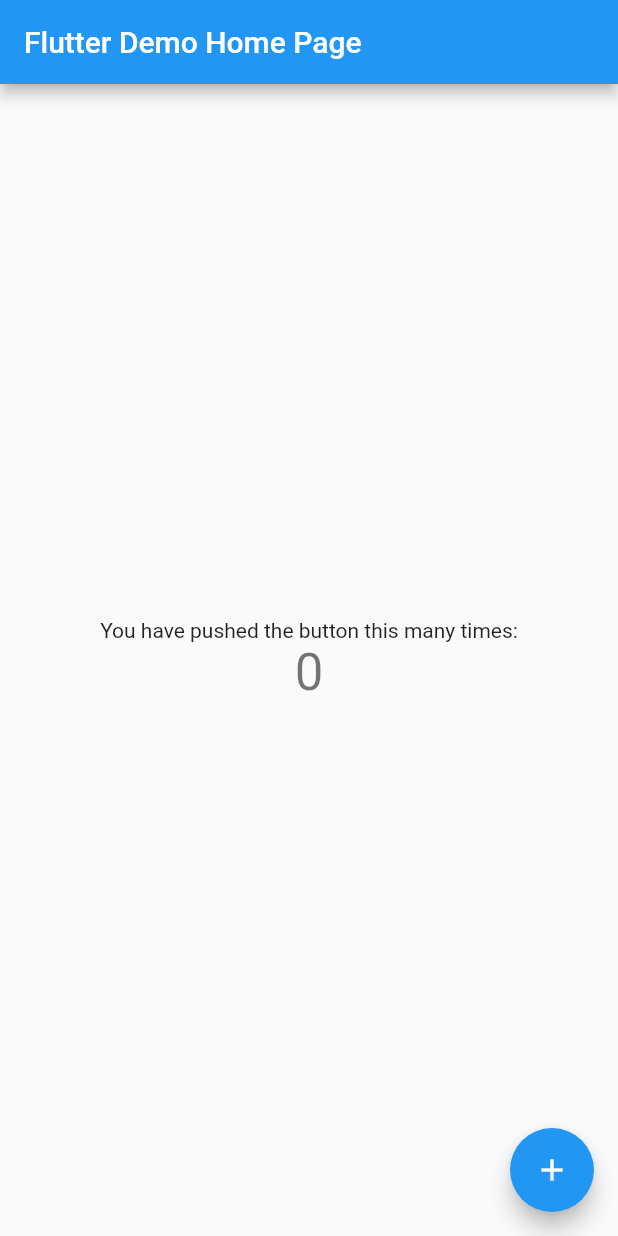
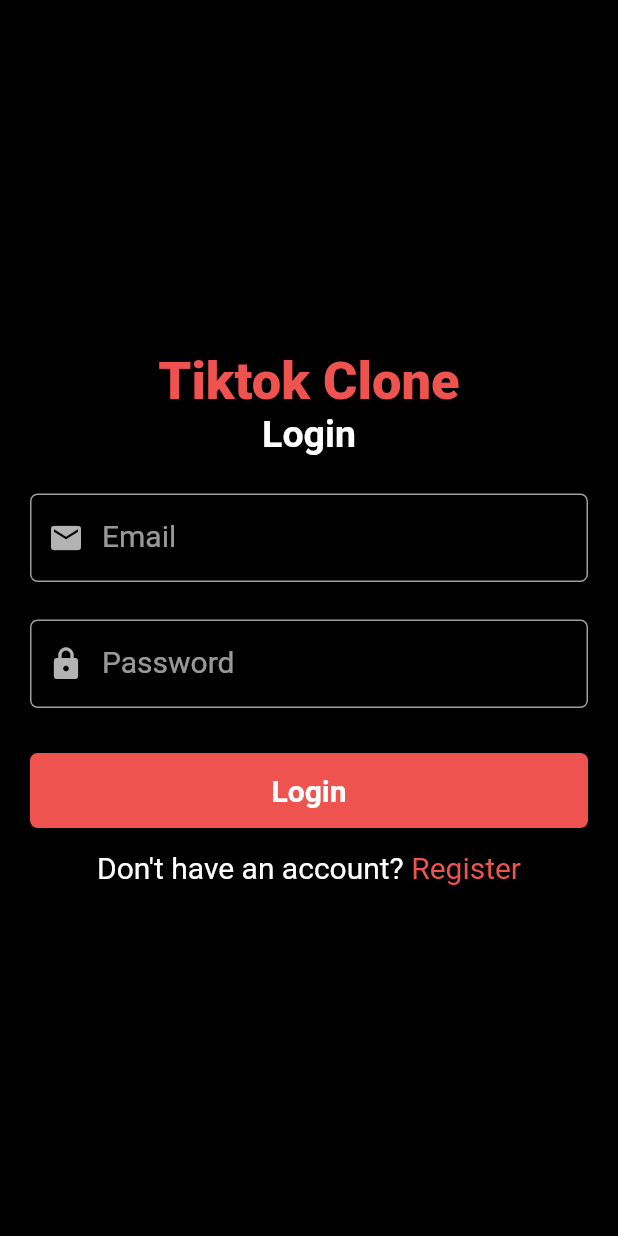
Before and after one commit to salman-rafii/tiktok_clone_flutter, a Flutter app: the screen it shows after launch, on a phone screen of 412 x 824 dp. Run offline on Flutter 3.47's test engine with Material 2 defaults, Android fonts, the phone set to English and light mode, and no system bars; our stand-ins replace cloud_firestore, firebase_auth, firebase_core, firebase_storage, get; accounts and stored records are empty.

Commit message:
login screen ui, register screen ui, firebase integration

```diff
--- /dev/null
+++ b/lib/controllers/auth_controller.dart
@@ -0,0 +1,23 @@
+import 'dart:io';
+
+import 'package:get/get.dart';
+import 'package:tiktok_clone_flutter/utils/constants.dart';
+
+class AuthController extends GetxController {
+  // register
+
+  Future<void> registerUser(
+      String username, String email, String password, File? image) async {
+    try {
+      if (username.isNotEmpty &&
+          email.isNotEmpty &&
+          password.isNotEmpty &&
+          image != null) {
+        await firebaseAuth.createUserWithEmailAndPassword(
+            email: email, password: password);
+      }
+    } catch (e) {
+      Get.snackbar("Error", e.toString());
+    }
+  }
+}
--- a/lib/main.dart
+++ b/lib/main.dart
@@ -1,6 +1,15 @@
+import 'package:firebase_core/firebase_core.dart';
 import 'package:flutter/material.dart';
+import 'package:get/get.dart';
+import 'package:tiktok_clone_flutter/controllers/auth_controller.dart';
+import 'package:tiktok_clone_flutter/utils/constants.dart';
+import 'package:tiktok_clone_flutter/views/screens/auth/login_screen.dart';
 
-void main() {
+void main() async {
+  WidgetsFlutterBinding.ensureInitialized();
+  await Firebase.initializeApp().then((value) {
+    Get.put(AuthController());
+  });
   runApp(const MyApp());
 }
 
@@ -10,106 +19,13 @@
   // This widget is the root of your application.
   @override
   Widget build(BuildContext context) {
-    return MaterialApp(
-      title: 'Flutter Demo',
-      theme: ThemeData(
-        // This is the theme of your application.
-        //
-        // Try running your application with "flutter run". You'll see the
-        // application has a blue toolbar. Then, without quitting the app, try
-        // changing the primarySwatch below to Colors.green and then invoke
-        // "hot reload" (press "r" in the console where you ran "flutter run",
-        // or simply save your changes to "hot reload" in a Flutter IDE).
-        // Notice that the counter didn't reset back to zero; the application
-        // is not restarted.
-        primarySwatch: Colors.blue,
+    return GetMaterialApp(
+      debugShowCheckedModeBanner: false,
+      title: 'Tiktok Clone',
+      theme: ThemeData.dark().copyWith(
+        scaffoldBackgroundColor: backgroundColor,
       ),
-      home: const MyHomePage(title: 'Flutter Demo Home Page'),
+      home: LoginScreen(),
     );
   }
 }
-
-class MyHomePage extends StatefulWidget {
-  const MyHomePage({super.key, required this.title});
-
-  // This widget is the home page of your application. It is stateful, meaning
-  // that it has a State object (defined below) that contains fields that affect
-  // how it looks.
-
-  // This class is the configuration for the state. It holds the values (in this
-  // case the title) provided by the parent (in this case the App widget) and
-  // used by the build method of the State. Fields in a Widget subclass are
-  // always marked "final".
-
-  final String title;
-
-  @override
-  State<MyHomePage> createState() => _MyHomePageState();
-}
-
-class _MyHomePageState extends State<MyHomePage> {
-  int _counter = 0;
-
-  void _incrementCounter() {
-    setState(() {
-      // This call to setState tells the Flutter framework that something has
-      // changed in this State, which causes it to rerun the build method below
-      // so that the display can reflect the updated values. If we changed
-      // _counter without calling setState(), then the build method would not be
-      // called again, and so nothing would appear to happen.
-      _counter++;
-    });
-  }
-
-  @override
-  Widget build(BuildContext context) {
-    // This method is rerun every time setState is called, for instance as done
-    // by the _incrementCounter method above.
-    //
-    // The Flutter framework has been optimized to make rerunning build methods
-    // fast, so that you can just rebuild anything that needs updating rather
-    // than having to individually change instances of widgets.
-    return Scaffold(
-      appBar: AppBar(
-        // Here we take the value from the MyHomePage object that was created by
-        // the App.build method, and use it to set our appbar title.
-        title: Text(widget.title),
-      ),
-      body: Center(
-        // Center is a layout widget. It takes a single child and positions it
-        // in the middle of the parent.
-        child: Column(
-          // Column is also a layout widget. It takes a list of children and
-          // arranges them vertically. By default, it sizes itself to fit its
-          // children horizontally, and tries to be as tall as its parent.
-          //
-          // Invoke "debug painting" (press "p" in the console, choose the
-          // "Toggle Debug Paint" action from the Flutter Inspector in Android
-          // Studio, or the "Toggle Debug Paint" command in Visual Studio Code)
-          // to see the wireframe for each widget.
-          //
-          // Column has various properties to control how it sizes itself and
-          // how it positions its children. Here we use mainAxisAlignment to
-          // center the children vertically; the main axis here is the vertical
-          // axis because Columns are vertical (the cross axis would be
-          // horizontal).
-          mainAxisAlignment: MainAxisAlignment.center,
-          children: <Widget>[
-            const Text(
-              'You have pushed the button this many times:',
-            ),
-            Text(
-              '$_counter',
-              style: Theme.of(context).textTheme.headlineMedium,
-            ),
-          ],
-        ),
-      ),
-      floatingActionButton: FloatingActionButton(
-        onPressed: _incrementCounter,
-        tooltip: 'Increment',
-        child: const Icon(Icons.add),
-      ), // This trailing comma makes auto-formatting nicer for build methods.
-    );
-  }
-}
--- /dev/null
+++ b/lib/utils/constants.dart
@@ -0,0 +1,16 @@
+// COLORS
+import 'package:cloud_firestore/cloud_firestore.dart';
+import 'package:firebase_auth/firebase_auth.dart';
+import 'package:firebase_storage/firebase_storage.dart';
+import 'package:flutter/material.dart';
+
+const backgroundColor = Colors.black;
+var buttonColor = Colors.red[400];
+const borderColor = Colors.grey;
+
+// FIREBASE
+
+var firebaseAuth = FirebaseAuth.instance;
+var firebaseStorage = FirebaseStorage.instance;
+
+var firestore = FirebaseFirestore.instance;
--- /dev/null
+++ b/lib/views/screens/auth/login_screen.dart
@@ -0,0 +1,107 @@
+import 'package:flutter/material.dart';
+import 'package:tiktok_clone_flutter/utils/constants.dart';
+import 'package:tiktok_clone_flutter/views/screens/auth/signup_screen.dart';
+import 'package:tiktok_clone_flutter/views/widgets/custom_text.dart';
+import 'package:tiktok_clone_flutter/views/widgets/text_input_field.dart';
+
+class LoginScreen extends StatelessWidget {
+  LoginScreen({super.key});
+  final TextEditingController _emailController = TextEditingController();
+  final TextEditingController _passwordController = TextEditingController();
+  @override
+  Widget build(BuildContext context) {
+    return Scaffold(
+      body: SafeArea(
+        child: Container(
+          alignment: Alignment.center,
+          child: Column(
+            mainAxisAlignment: MainAxisAlignment.center,
+            children: [
+              CustomText(
+                text: "Tiktok Clone",
+                fontSize: 35.0,
+                color: buttonColor,
+                fontWeight: FontWeight.w900,
+              ),
+              const CustomText(
+                text: "Login",
+                fontSize: 25.0,
+                fontWeight: FontWeight.w700,
+              ),
+              const SizedBox(
+                height: 25,
+              ),
+              Container(
+                width: MediaQuery.of(context).size.width,
+                margin: const EdgeInsets.symmetric(horizontal: 20),
+                child: TextInputField(
+                  controller: _emailController,
+                  labelText: "Email",
+                  icon: Icons.email,
+                ),
+              ),
+              const SizedBox(
+                height: 25,
+              ),
+              Container(
+                width: MediaQuery.of(context).size.width,
+                margin: const EdgeInsets.symmetric(horizontal: 20),
+                child: TextInputField(
+                  controller: _passwordController,
+                  labelText: "Password",
+                  icon: Icons.lock,
+                  isObscure: true,
+                ),
+              ),
+              const SizedBox(
+                height: 30,
+              ),
+              Container(
+                width: MediaQuery.of(context).size.width - 40,
+                height: 50,
+                decoration: BoxDecoration(
+                    color: buttonColor,
+                    borderRadius: const BorderRadius.all(Radius.circular(5))),
+                child: InkWell(
+                  onTap: () {},
+                  child: const Center(
+                    child: CustomText(
+                      text: "Login",
+                      fontSize: 20.0,
+                      fontWeight: FontWeight.w700,
+                    ),
+                  ),
+                ),
+              ),
+              const SizedBox(
+                height: 15,
+              ),
+              Row(
+                mainAxisAlignment: MainAxisAlignment.center,
+                children: [
+                  const CustomText(
+                    text: "Don't have an account? ",
+                    fontSize: 20.0,
+                  ),
+                  InkWell(
+                    onTap: () {
+                      var route = MaterialPageRoute(builder: (context) {
+                        return SignupScreen();
+                      });
+                      Navigator.push(context, route);
+                    },
+                    child: CustomText(
+                      text: "Register",
+                      fontSize: 20.0,
+                      color: buttonColor,
+                    ),
+                  )
+                ],
+              )
+            ],
+          ),
+        ),
+      ),
+    );
+  }
+}
--- /dev/null
+++ b/lib/views/widgets/custom_text.dart
@@ -0,0 +1,56 @@
+// ignore_for_file: prefer_typing_uninitialized_variables
+
+import 'package:flutter/material.dart';
+
+class CustomText extends StatefulWidget {
+  final text,
+      fontSize,
+      fontWeight,
+      color,
+      overflow,
+      textAlign,
+      maxLines,
+      letterSpacing,
+      decoration,
+      shadows,
+      decorationColor;
+  const CustomText(
+      {this.text,
+      this.letterSpacing,
+      this.fontSize,
+      this.color,
+      this.fontWeight,
+      this.overflow,
+      this.decoration,
+      this.textAlign,
+      this.maxLines,
+      this.shadows,
+      this.decorationColor,
+      key})
+      : super(key: key);
+
+  @override
+  State<CustomText> createState() => _CustomTextState();
+}
+
+class _CustomTextState extends State<CustomText> {
+  @override
+  Widget build(BuildContext context) {
+    return
+        // text: widget.text,
+        Text(
+      widget.text,
+      style: TextStyle(
+          letterSpacing: widget.letterSpacing,
+          fontSize: widget.fontSize,
+          fontWeight: widget.fontWeight ?? FontWeight.normal,
+          color: widget.color ?? widget.color,
+          decoration: widget.decoration,
+          shadows: widget.shadows,
+          decorationColor: widget.decorationColor),
+      maxLines: widget.maxLines,
+      overflow: widget.overflow,
+      textAlign: widget.textAlign,
+    );
+  }
+}
--- /dev/null
+++ b/lib/views/widgets/text_input_field.dart
@@ -0,0 +1,41 @@
+import 'package:flutter/material.dart';
+import 'package:tiktok_clone_flutter/utils/constants.dart';
+
+class TextInputField extends StatelessWidget {
+  final TextEditingController controller;
+  final String labelText;
+  final bool isObscure;
+  final IconData icon;
+  const TextInputField({
+    Key? key,
+    required this.controller,
+    required this.labelText,
+    this.isObscure = false,
+    required this.icon,
+  }) : super(key: key);
+
+  @override
+  Widget build(BuildContext context) {
+    return TextField(
+      controller: controller,
+      decoration: InputDecoration(
+        labelText: labelText,
+        prefixIcon: Icon(icon),
+        labelStyle: const TextStyle(
+          fontSize: 20,
+        ),
+        enabledBorder: OutlineInputBorder(
+            borderRadius: BorderRadius.circular(5),
+            borderSide: const BorderSide(
+              color: borderColor,
+            )),
+        focusedBorder: OutlineInputBorder(
+            borderRadius: BorderRadius.circular(5),
+            borderSide: const BorderSide(
+              color: borderColor,
+            )),
+      ),
+      obscureText: isObscure,
+    );
+  }
+}
--- a/pubspec.yaml
+++ b/pubspec.yaml
@@ -35,6 +35,11 @@
   # The following adds the Cupertino Icons font to your application.
   # Use with the CupertinoIcons class for iOS style icons.
   cupertino_icons: ^1.0.2
+  get: ^4.6.5
+  firebase_core: ^2.7.0
+  firebase_auth: ^4.2.9
+  firebase_storage: ^11.0.14
+  cloud_firestore: ^4.4.3
 
 dev_dependencies:
   flutter_test:
```
Also changed, not shown: lib/views/screens/auth/signup_screen.dart (added, +142 -0 lines), lib/views/widgets/custom_button.dart (added, +35 -0 lines), pubspec.lock, 4 other files.
